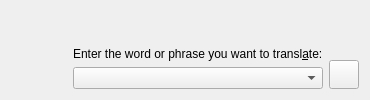
First picture: the form in src/translationwidgetbase.ui, repository miller-alex/kding, before the edit.
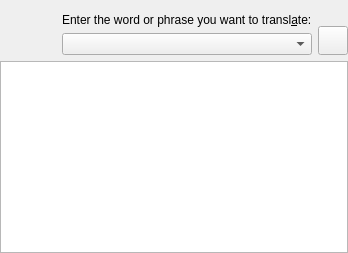
Second picture: the form after the edit. Icons and pictures are not drawn. Custom widgets are drawn as their Qt base class.

What changed in the file:
```diff
--- a/src/translationwidgetbase.ui
+++ b/src/translationwidgetbase.ui
@@ -3,6 +3,18 @@
  <class>TranslationWidgetBase</class>
  <widget class="QWidget" name="TranslationWidgetBase">
   <layout class="QVBoxLayout" name="layoutMain">
+   <property name="leftMargin">
+    <number>0</number>
+   </property>
+   <property name="topMargin">
+    <number>0</number>
+   </property>
+   <property name="rightMargin">
+    <number>0</number>
+   </property>
+   <property name="bottomMargin">
+    <number>0</number>
+   </property>
    <item>
     <layout class="QHBoxLayout" name="layoutInfo">
      <item>
@@ -72,6 +84,9 @@
      </item>
     </layout>
    </item>
+   <item>
+    <widget class="QTextBrowser" name="textBrowser"/>
+   </item>
   </layout>
  </widget>
  <customwidgets>
```
